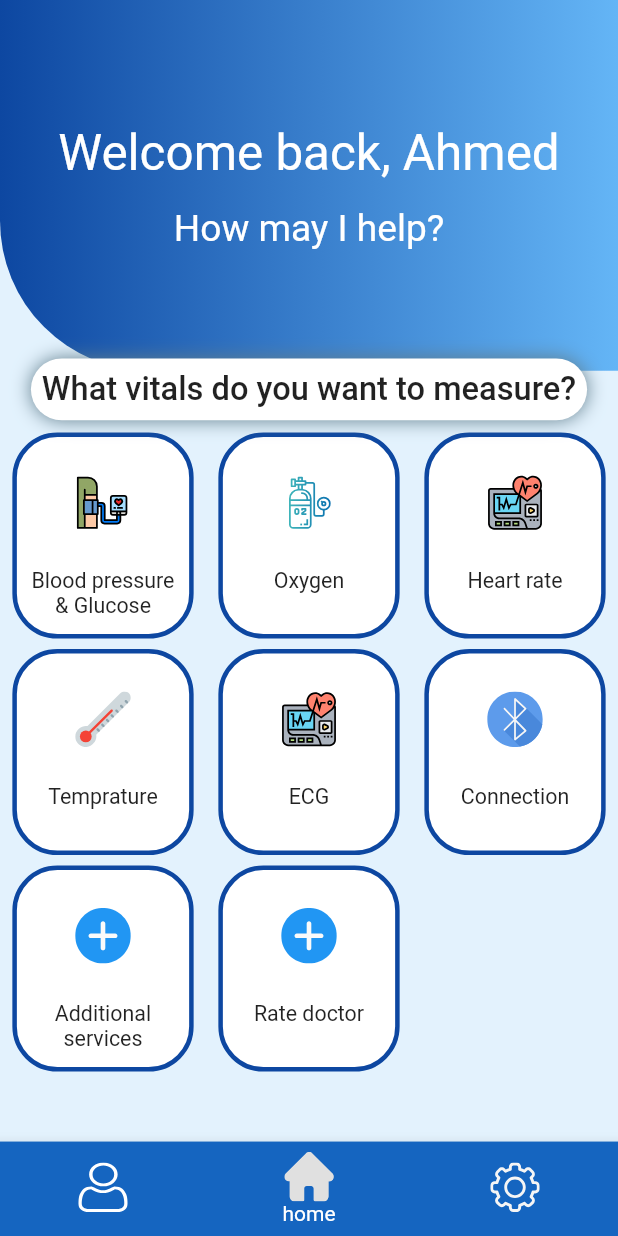
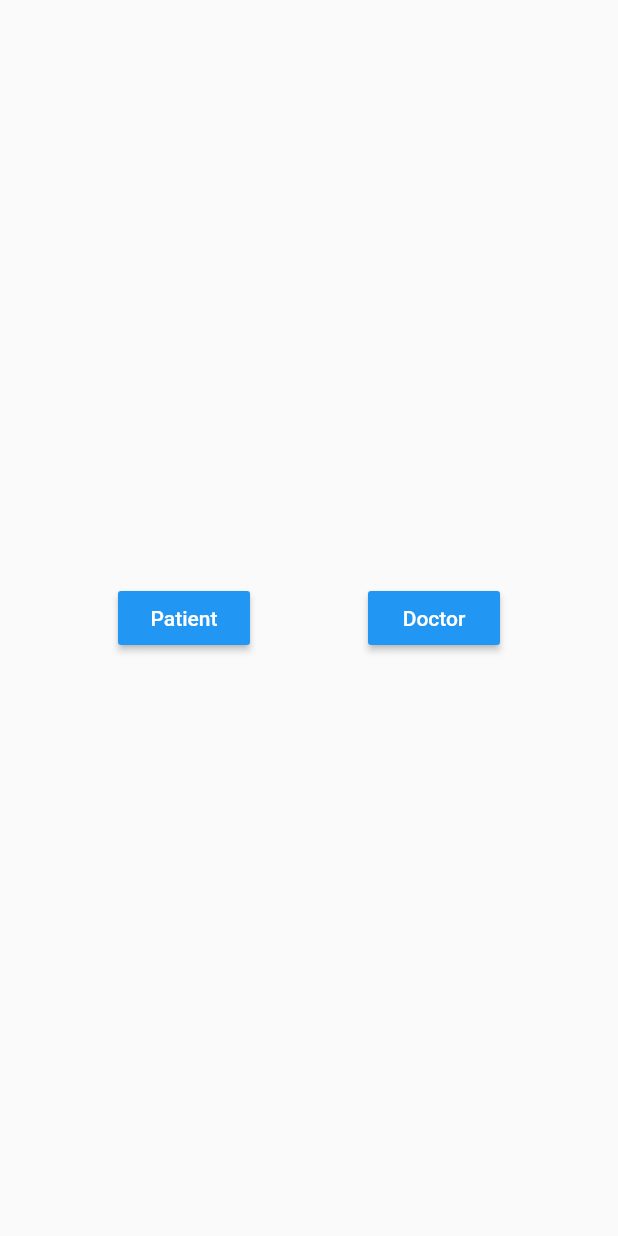
Before and after one commit to AhmedEzz00/samrt-vitals, a Flutter app: the screen it shows after launch, on a phone screen of 412 x 824 dp. Run offline on Flutter 3.47's test engine with Material 2 defaults, Android fonts, the phone set to English and light mode, and no system bars; our stand-ins replace flutter_bluetooth_serial, flutter_svg, lottie, outline_gradient_button, syncfusion_flutter_charts; missing offline and left inert: dart:ffi.

Commit message:
25/10/2021 7:21

```diff
--- a/lib/main.dart
+++ b/lib/main.dart
@@ -2,6 +2,7 @@ import 'package:flutter/material.dart';
 import 'package:flutter/services.dart';
 import 'package:provider/provider.dart';
 import 'package:smart_vitals/providers/bluetooth_provider.dart';
+import 'package:smart_vitals/screens/login%20screen.dart';
 import 'package:smart_vitals/screens/patient%20screens/main%20screens/patient_main_screen.dart';
 import 'package:smart_vitals/screens/patient%20screens/vitals%20screens/patient_additional_services_screen.dart';
 import 'package:smart_vitals/screens/patient%20screens/vitals%20screens/patient_blood_pressure_and_glucose_screen.dart';
@@ -37,6 +38,7 @@ class MyApp extends StatelessWidget {
         theme: ThemeData(),
         initialRoute: '/',
         routes: {
+          PatientMainScreen.screenName: (context)=> PatientMainScreen(),
           AdditionalServicesScreen.screenName: (context) =>
               AdditionalServicesScreen(),
           BloodPressureAndGlucoseScreen.screenName: (context) =>
@@ -49,7 +51,7 @@ class MyApp extends StatelessWidget {
           ConnectionScreen.screenName: (context) => ConnectionScreen(),
           TempratureScreen.screenName: (context) => TempratureScreen(),
         },
-        home: PatientMainScreen(),
+        home: LoginScreen(),
       ),
     );
   }
--- /dev/null
+++ b/lib/screens/login screen.dart
@@ -0,0 +1,41 @@
+import 'package:flutter/material.dart';
+import 'package:smart_vitals/screens/patient%20screens/main%20screens/patient_main_screen.dart';
+
+class LoginScreen extends StatefulWidget {
+  const LoginScreen({Key? key}) : super(key: key);
+
+  @override
+  _LoginScreenState createState() => _LoginScreenState();
+}
+
+class _LoginScreenState extends State<LoginScreen> {
+  @override
+  Widget build(BuildContext context) {
+    return Scaffold(
+      body: Center(
+          child: Row(
+        mainAxisAlignment: MainAxisAlignment.spaceEvenly,
+        children: [
+          MaterialButton(
+            color: Colors.blue,
+            child: Text(
+              'Patient',
+              style: TextStyle(color: Colors.white),
+            ),
+            onPressed: () {
+              Navigator.of(context).pushNamed(PatientMainScreen.screenName);
+            },
+          ),
+          MaterialButton(
+            color: Colors.blue,
+            child: Text(
+              'Doctor',
+              style: TextStyle(color: Colors.white),
+            ),
+            onPressed: () {},
+          )
+        ],
+      )),
+    );
+  }
+}
--- a/lib/screens/patient screens/main screens/patient_home_screen.dart
+++ b/lib/screens/patient screens/main screens/patient_home_screen.dart
@@ -131,7 +131,7 @@ class PatientHomeScreen extends StatelessWidget {
 List<VitalsModels> vitalsModels = [
   VitalsModels(
       icon: 'assets/images/blood-pressure.svg',
-      text: 'Blood pressure & Glucose',
+      text: 'Glucose & pressure',
       id: 1,
       screenName: BloodPressureAndGlucoseScreen.screenName),
   VitalsModels(
--- a/lib/screens/patient screens/main screens/patient_main_screen.dart
+++ b/lib/screens/patient screens/main screens/patient_main_screen.dart
@@ -7,6 +7,7 @@ import 'patient_profile_screen.dart';
 import 'settings_screen.dart';
 
 class PatientMainScreen extends StatefulWidget {
+  static const screenName= 'PatientMainScreen';
   const PatientMainScreen({Key? key}) : super(key: key);
 
   @override
--- a/lib/widgets/patient widgets/grid_view_item_widget.dart
+++ b/lib/widgets/patient widgets/grid_view_item_widget.dart
@@ -45,7 +45,7 @@ Widget gridViewItem(
                   fontSize: deviceSize.width*0.035,
                 ),
                 textAlign: TextAlign.center,
-                maxLines: 2,
+                maxLines: 3,
                 textScaleFactor: 0.99,
               ),
             ),
```
